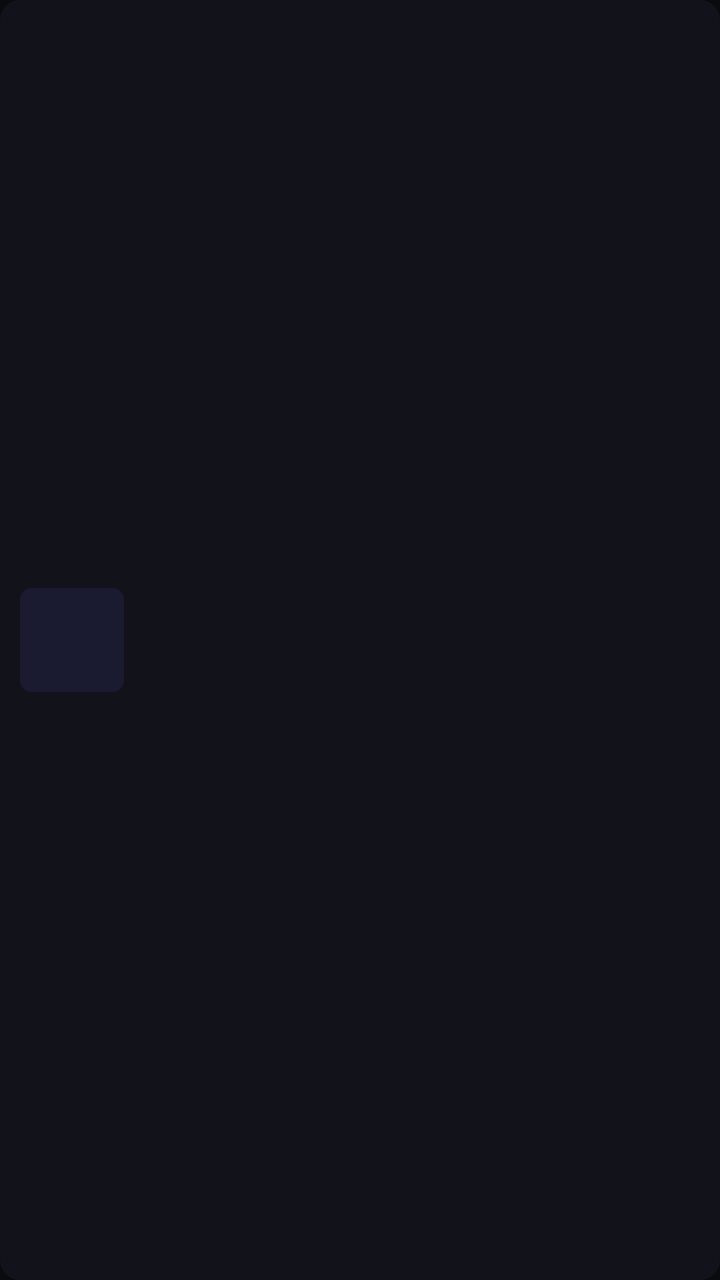
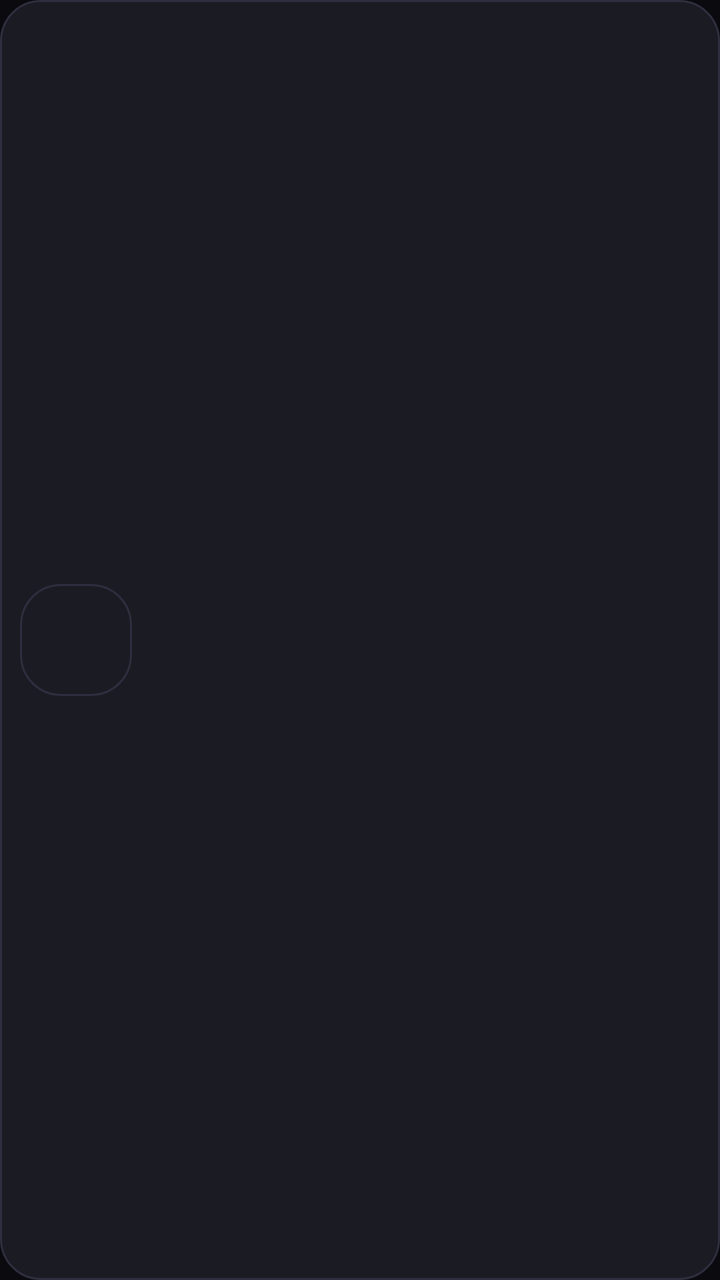

The first picture is an Android layout as it rendered before a commit; the second is the same layout after the commit. The layout source and the unified diff follow.
<!-- AndroidManifest.xml: application theme Theme.StreamVault -->
<!-- res/layout/item_song.xml -->
<?xml version="1.0" encoding="utf-8"?>
<LinearLayout xmlns:android="http://schemas.android.com/apk/res/android"
    android:layout_width="match_parent"
    android:layout_height="wrap_content"
    android:orientation="horizontal"
    android:gravity="center_vertical"
    android:padding="10dp"
    android:background="@drawable/item_bg_selector"
    android:clickable="true"
    android:focusable="true">

    <ImageView
        android:id="@+id/ivSongArt"
        android:layout_width="52dp"
        android:layout_height="52dp"
        android:scaleType="centerCrop"
        android:background="@drawable/cover_bg" />

    <LinearLayout
        android:layout_width="0dp"
        android:layout_height="wrap_content"
        android:layout_weight="1"
        android:orientation="vertical"
        android:layout_marginStart="12dp">

        <TextView
            android:id="@+id/tvSongTitle"
            android:layout_width="match_parent"
            android:layout_height="wrap_content"
            android:textColor="#FFFFFF"
            android:textSize="15sp"
            android:textStyle="bold"
            android:maxLines="1"
            android:ellipsize="end" />

        <TextView
            android:id="@+id/tvSongArtist"
            android:layout_width="match_parent"
            android:layout_height="wrap_content"
            android:textColor="#8888AA"
            android:textSize="12sp"
            android:maxLines="1"
            android:ellipsize="end" />
    </LinearLayout>

    <TextView
        android:id="@+id/tvSongDuration"
        android:layout_width="wrap_content"
        android:layout_height="wrap_content"
        android:textColor="#666688"
        android:textSize="12sp"
        android:layout_marginStart="8dp" />

    <TextView
        android:id="@+id/tvSongMenu"
        android:layout_width="40dp"
        android:layout_height="40dp"
        android:gravity="center"
        android:text="⋮"
        android:textColor="#8888AA"
        android:textSize="20sp"
        android:visibility="gone" />
</LinearLayout>
<!-- resources referenced by this layout -->
<resources>
  <!-- drawable cover_bg (drawable) -->
  <?xml version="1.0" encoding="utf-8"?>
  <shape xmlns:android="http://schemas.android.com/apk/res/android" android:shape="rectangle">
      <solid android:color="#1A1A30"/>
      <corners android:radius="6dp"/>
  </shape>
  <!-- drawable item_bg_selector (drawable) -->
  <?xml version="1.0" encoding="utf-8"?>
  <selector xmlns:android="http://schemas.android.com/apk/res/android">
      <item android:state_pressed="true">
          <shape android:shape="rectangle">
              <solid android:color="#1A2A4A"/>
              <corners android:radius="10dp"/>
          </shape>
      </item>
      <item>
          <shape android:shape="rectangle">
              <solid android:color="#12121A"/>
              <corners android:radius="10dp"/>
          </shape>
      </item>
  </selector>
  <style name="Theme.StreamVault" parent="Theme.MaterialComponents.DayNight.NoActionBar">
          <item name="colorPrimary">@color/accent_blue</item>
          <item name="colorPrimaryDark">@color/bg_dark</item>
          <item name="colorAccent">@color/accent_cyan</item>
          <item name="android:windowBackground">@color/bg_dark</item>
          <item name="android:statusBarColor">@color/bg_dark</item>
          <item name="android:navigationBarColor">@color/bg_dark</item>
      </style>
  <color name="accent_blue">#0066FF</color>
  <color name="bg_dark">#0A0A0F</color>
  <color name="accent_cyan">#00C8FF</color>
</resources>

<!-- the commit's change to res/layout/item_song.xml (unified diff, before → after) -->
@@ -4,30 +4,33 @@
     android:layout_height="wrap_content"
     android:orientation="horizontal"
     android:gravity="center_vertical"
+    android:layout_marginHorizontal="4dp"
+    android:layout_marginVertical="4dp"
     android:padding="10dp"
-    android:background="@drawable/item_bg_selector"
+    android:background="@drawable/den_card_selector"
     android:clickable="true"
     android:focusable="true">
 
     <ImageView
         android:id="@+id/ivSongArt"
-        android:layout_width="52dp"
-        android:layout_height="52dp"
+        android:layout_width="56dp"
+        android:layout_height="56dp"
         android:scaleType="centerCrop"
-        android:background="@drawable/cover_bg" />
+        android:background="@drawable/den_card"
+        android:clipToOutline="true" />
 
     <LinearLayout
         android:layout_width="0dp"
         android:layout_height="wrap_content"
         android:layout_weight="1"
         android:orientation="vertical"
-        android:layout_marginStart="12dp">
+        android:layout_marginStart="14dp">
 
         <TextView
             android:id="@+id/tvSongTitle"
             android:layout_width="match_parent"
             android:layout_height="wrap_content"
-            android:textColor="#FFFFFF"
+            android:textColor="@color/den_text"
             android:textSize="15sp"
             android:textStyle="bold"
             android:maxLines="1"
@@ -37,18 +40,20 @@
             android:id="@+id/tvSongArtist"
             android:layout_width="match_parent"
             android:layout_height="wrap_content"
-            android:textColor="#8888AA"
+            android:textColor="@color/den_text_dim"
             android:textSize="12sp"
             android:maxLines="1"
-            android:ellipsize="end" />
+            android:ellipsize="end"
+            android:layout_marginTop="2dp" />
     </LinearLayout>
 
     <TextView
         android:id="@+id/tvSongDuration"
         android:layout_width="wrap_content"
         android:layout_height="wrap_content"
-        android:textColor="#666688"
-        android:textSize="12sp"
+        android:textColor="@color/den_text_muted"
+        android:textSize="11sp"
+        android:gravity="center"
         android:layout_marginStart="8dp" />
 
     <TextView
@@ -57,7 +62,7 @@
         android:layout_height="40dp"
         android:gravity="center"
         android:text="⋮"
-        android:textColor="#8888AA"
+        android:textColor="@color/den_text_dim"
         android:textSize="20sp"
         android:visibility="gone" />
 </LinearLayout>
<!-- resource entries referenced after the edit -->
@@ -1,26 +1,20 @@
 <!-- resources referenced by this layout -->
 <resources>
-  <!-- drawable cover_bg (drawable) -->
+  <color name="den_text">#FAFAFF</color>
+  <color name="den_text_dim">#A2A2BA</color>
+  <color name="den_text_muted">#5F5F74</color>
+  <!-- drawable den_card (drawable) -->
   <?xml version="1.0" encoding="utf-8"?>
   <shape xmlns:android="http://schemas.android.com/apk/res/android" android:shape="rectangle">
-      <solid android:color="#1A1A30"/>
-      <corners android:radius="6dp"/>
+      <solid android:color="@color/den_surface_2" />
+      <stroke android:width="1dp" android:color="@color/den_surface_border" />
+      <corners android:radius="20dp" />
   </shape>
-  <!-- drawable item_bg_selector (drawable) -->
+  <!-- drawable den_card_selector (drawable) -->
   <?xml version="1.0" encoding="utf-8"?>
   <selector xmlns:android="http://schemas.android.com/apk/res/android">
-      <item android:state_pressed="true">
-          <shape android:shape="rectangle">
-              <solid android:color="#1A2A4A"/>
-              <corners android:radius="10dp"/>
-          </shape>
-      </item>
-      <item>
-          <shape android:shape="rectangle">
-              <solid android:color="#12121A"/>
-              <corners android:radius="10dp"/>
-          </shape>
-      </item>
+      <item android:state_pressed="true" android:drawable="@drawable/den_card_pressed" />
+      <item android:drawable="@drawable/den_card" />
   </selector>
   <style name="Theme.StreamVault" parent="Theme.MaterialComponents.DayNight.NoActionBar">
           <item name="colorPrimary">@color/accent_blue</item>
@@ -30,8 +24,19 @@
           <item name="android:statusBarColor">@color/bg_dark</item>
           <item name="android:navigationBarColor">@color/bg_dark</item>
       </style>
+  <color name="den_surface_2">#1B1B24</color>
+  <color name="den_surface_border">#2E2E3E</color>
+  <!-- drawable den_card_pressed (drawable) -->
+  <?xml version="1.0" encoding="utf-8"?>
+  <shape xmlns:android="http://schemas.android.com/apk/res/android" android:shape="rectangle">
+      <solid android:color="@color/den_accent_soft" />
+      <stroke android:width="1dp" android:color="@color/den_accent_dim" />
+      <corners android:radius="20dp" />
+  </shape>
   <color name="accent_blue">#0066FF</color>
   <color name="bg_dark">#0A0A0F</color>
   <color name="accent_cyan">#00C8FF</color>
+  <color name="den_accent_soft">#232037</color>
+  <color name="den_accent_dim">#4D4575</color>
 </resources>
 
